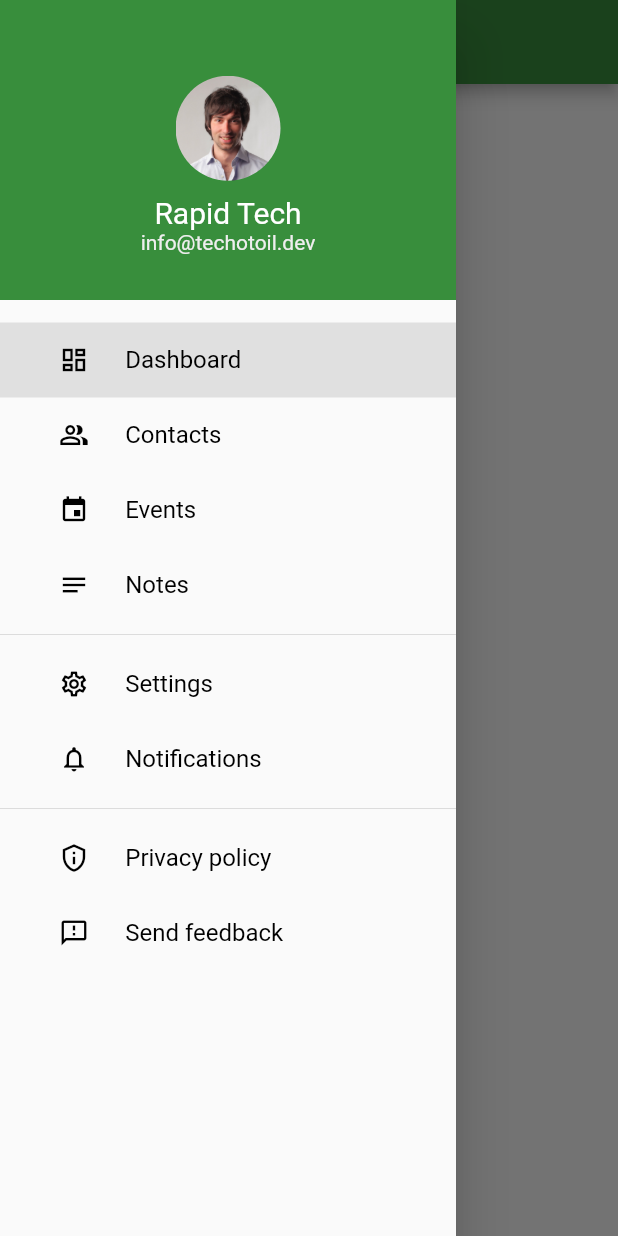
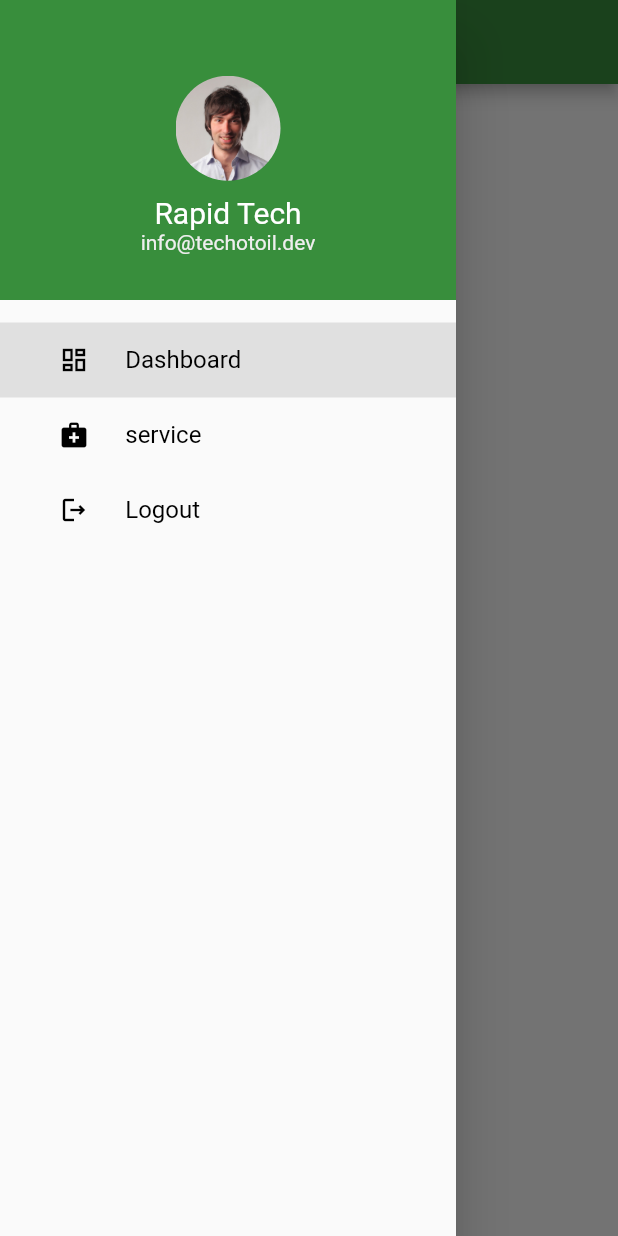
Before and after one commit to worktechnotoil/admin_demo, a Flutter app: the screen it shows after launch, with the side drawer open, on a phone screen of 412 x 824 dp. Run offline on Flutter 3.47's test engine with Material 2 defaults, Android fonts, the phone set to English and light mode, and no system bars.

Commit message:
some intial

```diff
--- a/lib/main.dart
+++ b/lib/main.dart
@@ -3,11 +3,6 @@ import 'package:master_resonsive_demo/contacts.dart';
 import 'package:master_resonsive_demo/dashboard.dart';
 import 'package:master_resonsive_demo/events.dart';
 import 'package:master_resonsive_demo/my_drawer_header.dart';
-import 'package:master_resonsive_demo/notes.dart';
-import 'package:master_resonsive_demo/notifications.dart';
-import 'package:master_resonsive_demo/privacy_policy.dart';
-import 'package:master_resonsive_demo/send_feedback.dart';
-import 'package:master_resonsive_demo/settings.dart';
 
 
 void main() {
@@ -21,10 +16,10 @@ class MyApp extends StatelessWidget {
   @override
   Widget build(BuildContext context) {
     return MaterialApp(
-      title: 'Flutter Demo',
+
       theme: ThemeData(
 
-        primarySwatch: Colors.blue,
+        primarySwatch: Colors.green,
       ),
       home:  HomePage(),
     );
@@ -33,6 +28,8 @@ class MyApp extends StatelessWidget {
 }
 
 class HomePage extends StatefulWidget {
+  const HomePage({Key? key}) : super(key: key);
+
   @override
   _HomePageState createState() => _HomePageState();
 }
@@ -42,36 +39,38 @@ class _HomePageState extends State<HomePage> {
 
   @override
   Widget build(BuildContext context) {
+    // ignore: prefer_typing_uninitialized_variables
     var container;
     if (currentPage == DrawerSections.dashboard) {
       container = DashboardPage();
-    } else if (currentPage == DrawerSections.contacts) {
+    } else if (currentPage == DrawerSections.service) {
       container = ContactsPage();
-    } else if (currentPage == DrawerSections.events) {
+    } else if (currentPage == DrawerSections.Logout) {
       container = EventsPage();
-    } else if (currentPage == DrawerSections.notes) {
-      container = NotesPage();
-    } else if (currentPage == DrawerSections.settings) {
-      container = SettingsPage();
-    } else if (currentPage == DrawerSections.notifications) {
-      container = NotificationsPage();
-    } else if (currentPage == DrawerSections.privacy_policy) {
-      container = PrivacyPolicyPage();
-    } else if (currentPage == DrawerSections.send_feedback) {
-      container = SendFeedbackPage();
-    }
+    // } else if (currentPage == DrawerSections.notes) {
+    //   container = NotesPage();
+    // } else if (currentPage == DrawerSections.settings) {
+    //   container = SettingsPage();
+    // } else if (currentPage == DrawerSections.notifications) {
+    //   container = NotificationsPage();
+    // } else if (currentPage == DrawerSections.privacy_policy) {
+    //   container = PrivacyPolicyPage();
+    // } else if (currentPage == DrawerSections.send_feedback) {
+    //   container = SendFeedbackPage();
+     }
     return Scaffold(
       appBar: AppBar(
         backgroundColor: Colors.green[700],
-        title: Text("Rapid Tech"),
+        title: const Text("Service App"),
       ),
       body: container,
       drawer: Drawer(
         child: SingleChildScrollView(
+          // ignore: avoid_unnecessary_containers
           child: Container(
             child: Column(
               children: [
-                MyHeaderDrawer(),
+                const MyHeaderDrawer(),
                 MyDrawerList(),
               ],
             ),
@@ -81,9 +80,10 @@ class _HomePageState extends State<HomePage> {
     );
   }
 
+  // ignore: non_constant_identifier_names
   Widget MyDrawerList() {
     return Container(
-      padding: EdgeInsets.only(
+      padding: const EdgeInsets.only(
         top: 15,
       ),
       child: Column(
@@ -91,22 +91,22 @@ class _HomePageState extends State<HomePage> {
         children: [
           menuItem(1, "Dashboard", Icons.dashboard_outlined,
               currentPage == DrawerSections.dashboard ? true : false),
-          menuItem(2, "Contacts", Icons.people_alt_outlined,
-              currentPage == DrawerSections.contacts ? true : false),
-          menuItem(3, "Events", Icons.event,
-              currentPage == DrawerSections.events ? true : false),
-          menuItem(4, "Notes", Icons.notes,
-              currentPage == DrawerSections.notes ? true : false),
-          Divider(),
-          menuItem(5, "Settings", Icons.settings_outlined,
-              currentPage == DrawerSections.settings ? true : false),
-          menuItem(6, "Notifications", Icons.notifications_outlined,
-              currentPage == DrawerSections.notifications ? true : false),
-          Divider(),
-          menuItem(7, "Privacy policy", Icons.privacy_tip_outlined,
-              currentPage == DrawerSections.privacy_policy ? true : false),
-          menuItem(8, "Send feedback", Icons.feedback_outlined,
-              currentPage == DrawerSections.send_feedback ? true : false),
+          menuItem(2, "service", Icons.medical_services,
+              currentPage == DrawerSections.service ? true : false),
+          menuItem(3, "Logout", Icons.logout_outlined,
+              currentPage == DrawerSections.Logout ? true : false),
+          // menuItem(4, "Notes", Icons.notes,
+          //     currentPage == DrawerSections.notes ? true : false),
+          // const Divider(),
+          // menuItem(5, "Settings", Icons.settings_outlined,
+          //     currentPage == DrawerSections.settings ? true : false),
+          // menuItem(6, "Notifications", Icons.notifications_outlined,
+          //     currentPage == DrawerSections.notifications ? true : false),
+          // Divider(),
+          // menuItem(7, "Privacy policy", Icons.privacy_tip_outlined,
+          //     currentPage == DrawerSections.privacy_policy ? true : false),
+          // menuItem(8, "Send feedback", Icons.feedback_outlined,
+          //     currentPage == DrawerSections.send_feedback ? true : false),
         ],
       ),
     );
@@ -122,24 +122,25 @@ class _HomePageState extends State<HomePage> {
             if (id == 1) {
               currentPage = DrawerSections.dashboard;
             } else if (id == 2) {
-              currentPage = DrawerSections.contacts;
+              currentPage = DrawerSections.service;
             } else if (id == 3) {
-              currentPage = DrawerSections.events;
-            } else if (id == 4) {
-              currentPage = DrawerSections.notes;
-            } else if (id == 5) {
-              currentPage = DrawerSections.settings;
-            } else if (id == 6) {
-              currentPage = DrawerSections.notifications;
-            } else if (id == 7) {
-              currentPage = DrawerSections.privacy_policy;
-            } else if (id == 8) {
-              currentPage = DrawerSections.send_feedback;
+              currentPage = DrawerSections.Logout;
             }
+            // else if (id == 4) {
+            //   currentPage = DrawerSections.notes;
+            // } else if (id == 5) {
+            //   currentPage = DrawerSections.settings;
+            // } else if (id == 6) {
+            //   currentPage = DrawerSections.notifications;
+            // } else if (id == 7) {
+            //   currentPage = DrawerSections.privacy_policy;
+            // } else if (id == 8) {
+            //   currentPage = DrawerSections.send_feedback;
+            //}
           });
         },
         child: Padding(
-          padding: EdgeInsets.all(15.0),
+          padding: const EdgeInsets.all(15.0),
           child: Row(
             children: [
               Expanded(
@@ -153,7 +154,7 @@ class _HomePageState extends State<HomePage> {
                 flex: 3,
                 child: Text(
                   title,
-                  style: TextStyle(
+                  style: const TextStyle(
                     color: Colors.black,
                     fontSize: 16,
                   ),
@@ -169,11 +170,11 @@ class _HomePageState extends State<HomePage> {
 
 enum DrawerSections {
   dashboard,
-  contacts,
-  events,
-  notes,
-  settings,
-  notifications,
-  privacy_policy,
-  send_feedback,
+  service,
+  Logout,
+  // notes,
+  // settings,
+  // notifications,
+  // privacy_policy,
+  // send_feedback,
 }
--- a/lib/my_drawer_header.dart
+++ b/lib/my_drawer_header.dart
@@ -1,6 +1,8 @@
 import 'package:flutter/material.dart';
 
 class MyHeaderDrawer extends StatefulWidget {
+  const MyHeaderDrawer({Key? key}) : super(key: key);
+
   @override
   _MyHeaderDrawerState createState() => _MyHeaderDrawerState();
 }
@@ -12,23 +14,24 @@ class _MyHeaderDrawerState extends State<MyHeaderDrawer> {
       color: Colors.green[700],
       width: double.infinity,
       height: 200,
-      padding: EdgeInsets.only(top: 20.0),
+      padding: const EdgeInsets.only(top: 20.0),
       child: Column(
         mainAxisAlignment: MainAxisAlignment.center,
         children: [
           Container(
-            margin: EdgeInsets.only(bottom: 10),
+            margin: const EdgeInsets.only(bottom: 10),
             height: 70,
+            // ignore: prefer_const_constructors
             decoration: BoxDecoration(
               shape: BoxShape.circle,
-              image: DecorationImage(
-                image: AssetImage('assets/profile.jpg'),
+              image: const DecorationImage(
+                image:  AssetImage('assets/profile.jpg'),
               ),
             ),
           ),
-          Text(
+          const Text(
             "Rapid Tech",
-            style: TextStyle(color: Colors.white, fontSize: 20),
+            style:  TextStyle(color: Colors.white, fontSize: 20),
           ),
           Text(
             "info@techotoil.dev",
--- a/lib/notes.dart
+++ b/lib/notes.dart
@@ -9,7 +9,7 @@ class _NotesPageState extends State<NotesPage> {
   @override
   Widget build(BuildContext context) {
     return Container(
-      child: Center(
+      child: const Center(
         child: Text("Notes Page"),
       ),
     );
```
Also changed, not shown: 3 other files.
